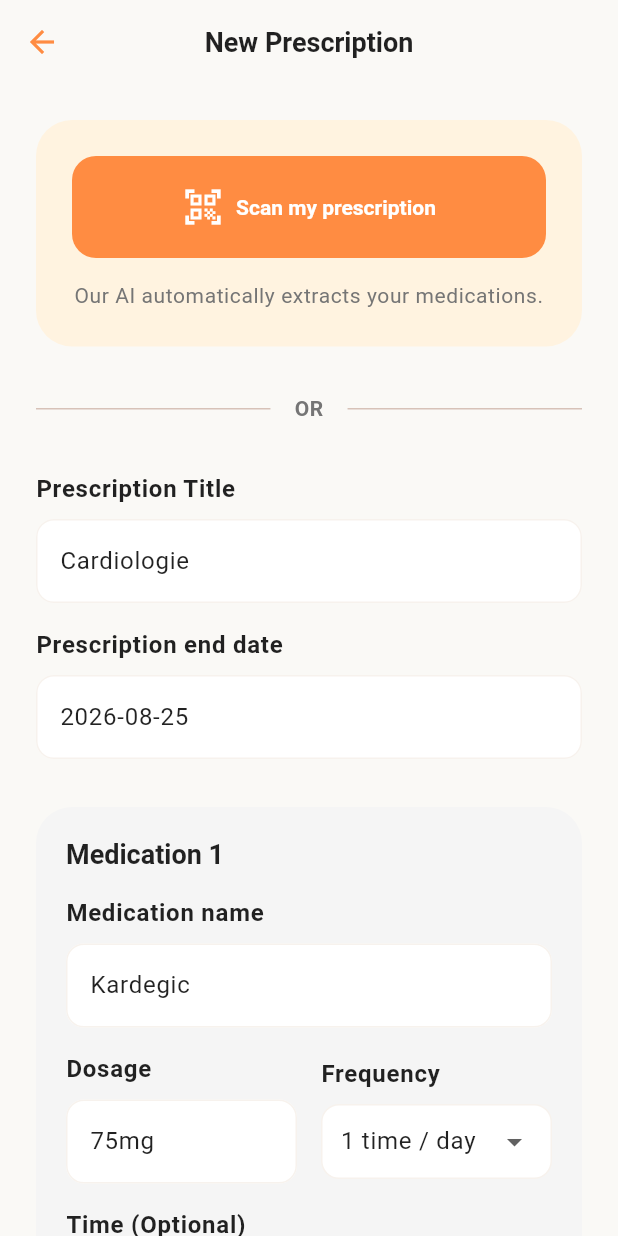
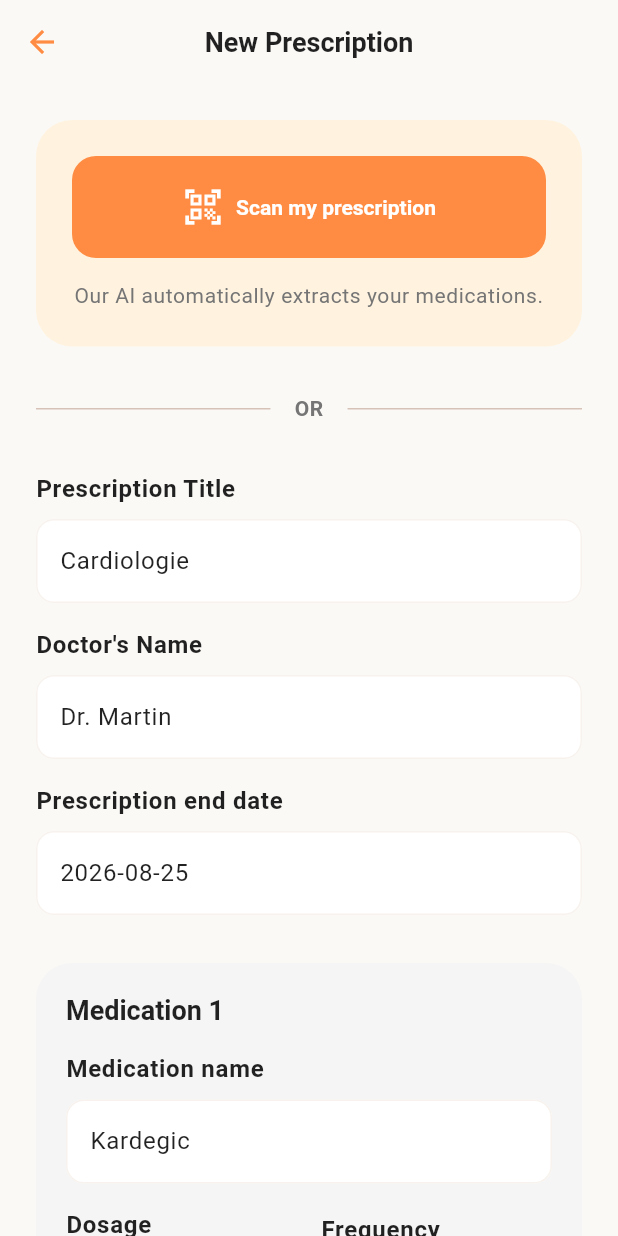
Before and after one commit to Shuvlyy/hec-app, a Flutter app: the EditPrescriptionPage screen opened by its route, after a tap on "Scan my prescription", on a phone screen of 412 x 824 dp. Run offline on Flutter 3.47's test engine with Material 3 defaults, Android fonts, the phone set to English and light mode, and no system bars; our stand-ins replace flutter_local_notifications, flutter_riverpod, flutter_svg, gap, go_router, native_glass_navbar and 1 more; missing offline and left inert: a package.

Commit message:
added doctor name in prescription

```diff
--- a/app/lib/l10n/app_en.arb
+++ b/app/lib/l10n/app_en.arb
@@ -28,6 +28,7 @@
   },
   "scanMyPrescription": "Scan my prescription",
   "aiScanDescription": "Our AI automatically extracts your medications.",
+  "doctorName": "Doctor's Name",
   "prescriptionTitle": "Prescription Title",
   "prescriptionEndDate": "Prescription end date",
   "medicationName": "Medication name",
--- a/app/lib/l10n/app_fr.arb
+++ b/app/lib/l10n/app_fr.arb
@@ -28,6 +28,7 @@
   },
   "scanMyPrescription": "Scanner mon ordonnance",
   "aiScanDescription": "Notre IA extrait automatiquement vos médicaments.",
+  "doctorName": "Nom du Docteur",
   "prescriptionTitle": "Titre de l'ordonnance",
   "prescriptionEndDate": "Date de fin de l'ordonnance",
   "medicationName": "Nom du médicament",
--- a/app/lib/l10n/app_localizations.dart
+++ b/app/lib/l10n/app_localizations.dart
@@ -164,6 +164,12 @@ abstract class AppLocalizations {
   /// **'Our AI automatically extracts your medications.'**
   String get aiScanDescription;
 
+  /// No description provided for @doctorName.
+  ///
+  /// In en, this message translates to:
+  /// **'Doctor\'s Name'**
+  String get doctorName;
+
   /// No description provided for @prescriptionTitle.
   ///
   /// In en, this message translates to:
--- a/app/lib/l10n/app_localizations_en.dart
+++ b/app/lib/l10n/app_localizations_en.dart
@@ -46,6 +46,9 @@ class AppLocalizationsEn extends AppLocalizations {
   @override
   String get aiScanDescription =>
       'Our AI automatically extracts your medications.';
+
+  @override
+  String get doctorName => 'Doctor\'s Name';
 
   @override
   String get prescriptionTitle => 'Prescription Title';
--- a/app/lib/l10n/app_localizations_fr.dart
+++ b/app/lib/l10n/app_localizations_fr.dart
@@ -46,6 +46,9 @@ class AppLocalizationsFr extends AppLocalizations {
   @override
   String get aiScanDescription =>
       'Notre IA extrait automatiquement vos médicaments.';
+
+  @override
+  String get doctorName => 'Nom du Docteur';
 
   @override
   String get prescriptionTitle => 'Titre de l\'ordonnance';
--- a/app/lib/models/prescription.dart
+++ b/app/lib/models/prescription.dart
@@ -3,6 +3,7 @@
 class Prescription {
   final String id;
   final String title;
+  final String doctorName;
   final DateTime endDate;
   final List<Medication> medications;
   final String category; // e.g., "Diabetes", "Neurology"
@@ -10,6 +11,7 @@
   Prescription({
     required this.id,
     required this.title,
+    required this.doctorName,
     required this.endDate,
     required this.medications,
     required this.category,
@@ -18,6 +20,7 @@
   Prescription copyWith({
     String? id,
     String? title,
+    String? doctorName,
     DateTime? endDate,
     List<Medication>? medications,
     String? category,
@@ -25,6 +28,7 @@
     return Prescription(
       id: id ?? this.id,
       title: title ?? this.title,
+      doctorName: doctorName ?? this.doctorName,
       endDate: endDate ?? this.endDate,
       medications: medications ?? this.medications,
       category: category ?? this.category,
--- a/app/lib/providers/prescription_provider.dart
+++ b/app/lib/providers/prescription_provider.dart
@@ -17,6 +17,7 @@ class PrescriptionNotifier extends StateNotifier<List<Prescription>> {
       Prescription(
         id: uuid.v4(),
         title: 'Diabète',
+        doctorName: 'Dr. Martin',
         category: 'Diabetes',
         endDate: now.add(const Duration(days: 30)),
         medications: [
@@ -33,6 +34,7 @@ class PrescriptionNotifier extends StateNotifier<List<Prescription>> {
       Prescription(
         id: uuid.v4(),
         title: 'Douleurs',
+        doctorName: 'Dr. Durand',
         category: 'Pain',
         endDate: now.add(const Duration(days: 15)),
         medications: [
@@ -50,13 +52,14 @@ class PrescriptionNotifier extends StateNotifier<List<Prescription>> {
             dosage: '1/2 pill',
             frequency: Frequency.onceADay,
             times: ['12:00'],
-            instructions: 'En cas de spasmes',
+            instructions: 'En cas de spasms',
           ),
         ],
       ),
       Prescription(
         id: uuid.v4(),
         title: 'Neurologie / Thyroïde',
+        doctorName: 'Dr. Petit',
         category: 'Neurology',
         endDate: now.add(const Duration(days: 3)),
         medications: [
--- a/app/lib/ui/edit_prescription_page.dart
+++ b/app/lib/ui/edit_prescription_page.dart
@@ -44,6 +44,7 @@ class MedicationFormState {
 
 class _EditPrescriptionPageState extends ConsumerState<EditPrescriptionPage> {
   final _titleController = TextEditingController();
+  final _doctorController = TextEditingController();
   final _dateController = TextEditingController();
 
   final List<MedicationFormState> _medications = [];
@@ -55,6 +56,7 @@ class _EditPrescriptionPageState extends ConsumerState<EditPrescriptionPage> {
     if (widget.prescriptionId != null) {
       final p = ref.read(prescriptionProvider).firstWhere((p) => p.id == widget.prescriptionId);
       _titleController.text = p.title;
+      _doctorController.text = p.doctorName;
       _dateController.text = DateFormat('yyyy-MM-dd').format(p.endDate);
       for (final m in p.medications) {
         _medications.add(MedicationFormState(
@@ -87,6 +89,7 @@ class _EditPrescriptionPageState extends ConsumerState<EditPrescriptionPage> {
   @override
   void dispose() {
     _titleController.dispose();
+    _doctorController.dispose();
     _dateController.dispose();
     for (var med in _medications) {
       med.dispose();
@@ -100,6 +103,7 @@ class _EditPrescriptionPageState extends ConsumerState<EditPrescriptionPage> {
     setState(() {
       _isScanning = false;
       _titleController.text = "Cardiologie";
+      _doctorController.text = "Dr. Martin";
 
       for (var med in _medications) {
         med.dispose();
@@ -123,6 +127,7 @@ class _EditPrescriptionPageState extends ConsumerState<EditPrescriptionPage> {
     final newPrescription = Prescription(
       id: widget.prescriptionId ?? uuid.v4(),
       title: _titleController.text,
+      doctorName: _doctorController.text,
       category: 'General',
       endDate: DateTime.tryParse(_dateController.text) ?? DateTime.now().add(const Duration(days: 30)),
       medications: _medications.map((m) => Medication(
@@ -178,6 +183,8 @@ class _EditPrescriptionPageState extends ConsumerState<EditPrescriptionPage> {
               const Gap(32),
             ],
             _buildTextField(context, l10n.prescriptionTitle, "e.g., Diabetes", _titleController),
+            const Gap(16),
+            _buildTextField(context, l10n.doctorName, "Dr. Smith", _doctorController),
             const Gap(16),
             _buildTextField(
               context,
--- a/app/lib/ui/prescription_details_page.dart
+++ b/app/lib/ui/prescription_details_page.dart
@@ -76,6 +76,8 @@ class PrescriptionDetailsPage extends ConsumerWidget {
               "Validity",
               style: Theme.of(context).textTheme.titleLarge,
             ),
+            const Gap(16),
+            _buildInfoRow(context, Icons.person_outline, l10n.doctorName, prescription.doctorName),
             const Gap(16),
             _buildInfoRow(context, Icons.calendar_month_outlined, l10n.prescriptionEndDate, DateFormat('MMMM d, yyyy').format(prescription.endDate)),
 
--- a/app/lib/ui/prescriptions_page.dart
+++ b/app/lib/ui/prescriptions_page.dart
@@ -87,9 +87,18 @@ class PrescriptionsPage extends ConsumerWidget {
                 ),
                 const Gap(12),
                 Expanded(
-                  child: Text(
-                    p.title,
-                    style: Theme.of(context).textTheme.titleLarge,
+                  child: Column(
+                    crossAxisAlignment: CrossAxisAlignment.start,
+                    children: [
+                      Text(
+                        p.title,
+                        style: Theme.of(context).textTheme.titleLarge,
+                      ),
+                      Text(
+                        p.doctorName,
+                        style: Theme.of(context).textTheme.bodySmall,
+                      ),
+                    ],
                   ),
                 ),
                 IconButton(
```
